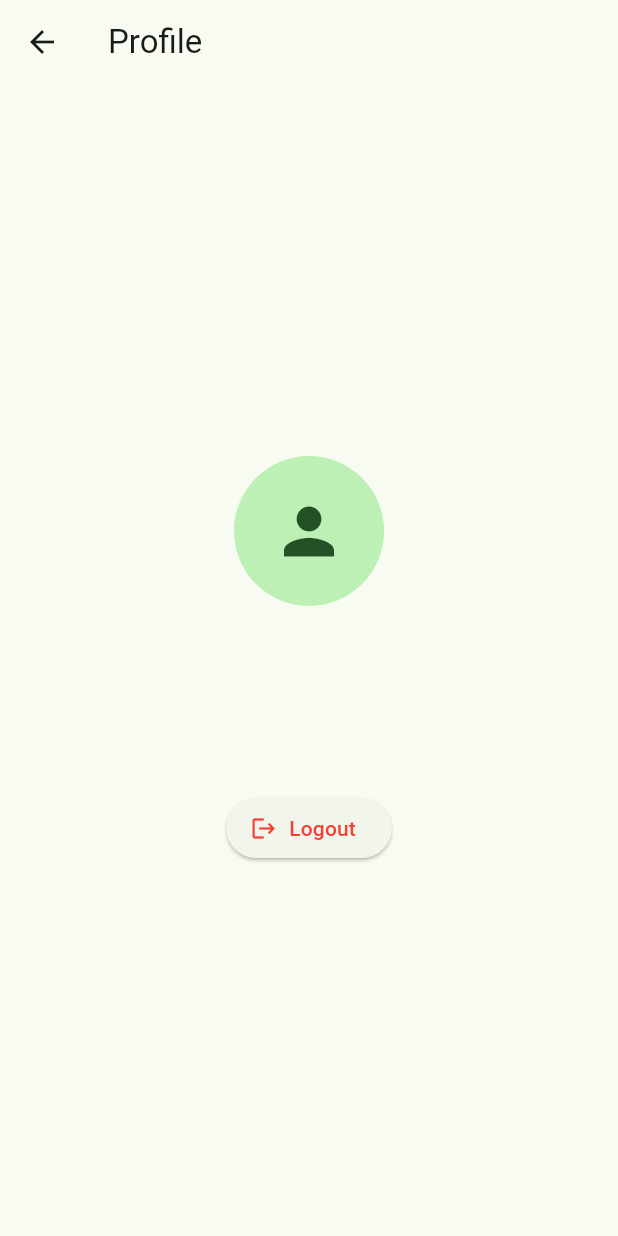
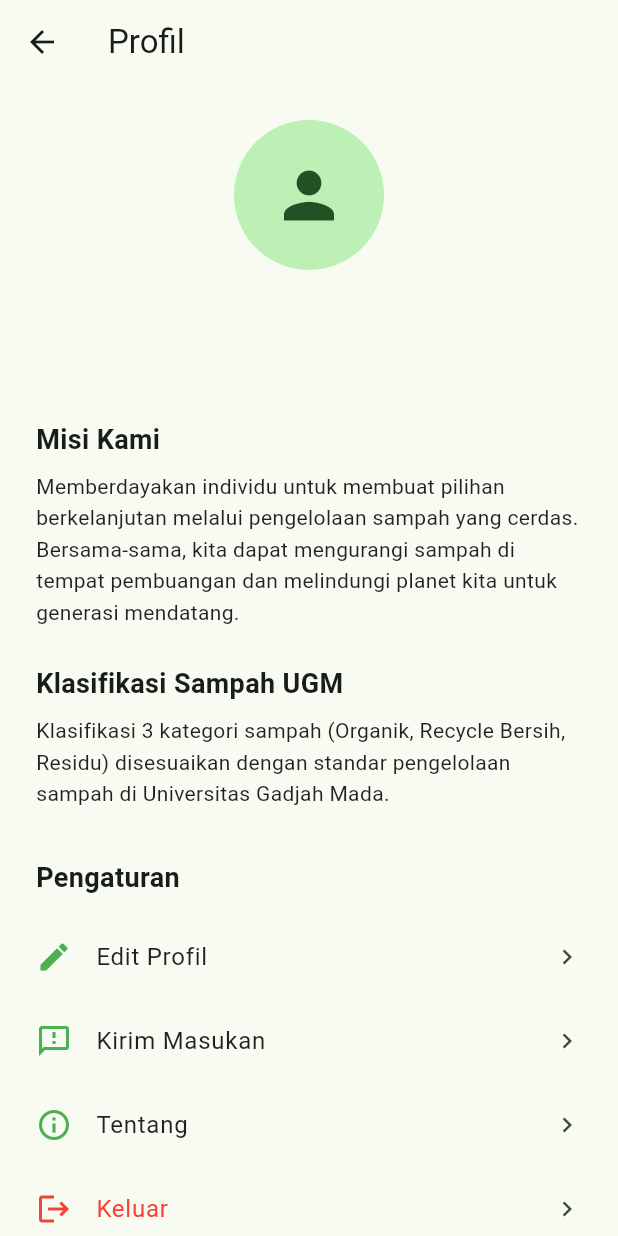
Before and after one commit to khrlanamm/gamaresik, a Flutter app: the HomeView screen opened directly, after a tap on the "person" icon, on a phone screen of 412 x 824 dp. Run offline on Flutter 3.47's test engine with Material 3 defaults, Android fonts, the light colour scheme and no system bars; our stand-ins replace camera, cloud_firestore, firebase_auth, firebase_core, google_sign_in; accounts and stored records are empty.

Commit message:
Update app flow to force login, add onboarding, and redesign Home/Profile UI with statistics

```diff
--- a/lib/services/firebase_service.dart
+++ b/lib/services/firebase_service.dart
@@ -42,4 +42,42 @@ class FirebaseService {
       'timestamp': FieldValue.serverTimestamp(),
     });
   }
+
+  Future<int> getClassificationCount() async {
+    if (currentUser == null) return 0;
+
+    final snapshot = await _firestore
+        .collection('users')
+        .doc(currentUser!.uid)
+        .collection('classifications')
+        .count()
+        .get();
+
+    return snapshot.count ?? 0;
+  }
+
+  Future<Map<String, int>> getCategoryCounts() async {
+    if (currentUser == null) return {};
+
+    final snapshot = await _firestore
+        .collection('users')
+        .doc(currentUser!.uid)
+        .collection('classifications')
+        .get();
+
+    Map<String, int> counts = {
+      'Organik Terpilah': 0,
+      'Recycle Bersih': 0,
+      'Residu Terpilah': 0,
+    };
+
+    for (var doc in snapshot.docs) {
+      final result = doc.data()['result'] as String?;
+      if (result != null && counts.containsKey(result)) {
+        counts[result] = (counts[result] ?? 0) + 1;
+      }
+    }
+
+    return counts;
+  }
 }
--- /dev/null
+++ b/lib/viewmodels/home_viewmodel.dart
@@ -0,0 +1,31 @@
+import 'package:flutter/material.dart';
+import '../services/firebase_service.dart';
+
+class HomeViewModel extends ChangeNotifier {
+  final FirebaseService _firebaseService = FirebaseService();
+  int _totalScanned = 0;
+  Map<String, int> _categoryCounts = {
+    'Organik Terpilah': 0,
+    'Recycle Bersih': 0,
+    'Residu Terpilah': 0,
+  };
+  final List<int> _targets = [50, 100, 1000, 10000, 50000, 100000];
+
+  int get totalScanned => _totalScanned;
+  Map<String, int> get categoryCounts => _categoryCounts;
+
+  int get nextTarget {
+    for (int target in _targets) {
+      if (_totalScanned < target) {
+        return target;
+      }
+    }
+    return _targets.last;
+  }
+
+  Future<void> fetchTotalScanned() async {
+    _totalScanned = await _firebaseService.getClassificationCount();
+    _categoryCounts = await _firebaseService.getCategoryCounts();
+    notifyListeners();
+  }
+}
--- a/lib/views/auth/auth_view.dart
+++ b/lib/views/auth/auth_view.dart
@@ -1,6 +1,7 @@
 import 'package:flutter/material.dart';
 import 'package:provider/provider.dart';
 import '../../viewmodels/auth_viewmodel.dart';
+import 'onboarding_view.dart';
 
 class AuthView extends StatelessWidget {
   const AuthView({super.key});
@@ -30,7 +31,10 @@ class AuthView extends StatelessWidget {
                     onPressed: () async {
                       final success = await viewModel.signInWithGoogle();
                       if (success && context.mounted) {
-                        Navigator.pop(context); // Go back to Home
+                        Navigator.pushReplacement(
+                          context,
+                          MaterialPageRoute(builder: (context) => const OnboardingView()),
+                        );
                       } else if (!success && context.mounted) {
                         ScaffoldMessenger.of(context).showSnackBar(
                           const SnackBar(content: Text('Login failed. Please try again.')),
--- a/lib/views/home/home_view.dart
+++ b/lib/views/home/home_view.dart
@@ -1,23 +1,36 @@
 import 'package:flutter/material.dart';
 import 'package:provider/provider.dart';
 import '../../viewmodels/auth_viewmodel.dart';
-import '../auth/auth_view.dart';
+import '../../viewmodels/home_viewmodel.dart';
 import '../scan/scan_view.dart';
 import '../profile/profile_view.dart';
+import 'learn_tips_view.dart';
 
-class HomeView extends StatelessWidget {
+class HomeView extends StatefulWidget {
   const HomeView({super.key});
+
+  @override
+  State<HomeView> createState() => _HomeViewState();
+}
+
+class _HomeViewState extends State<HomeView> {
+  @override
+  void initState() {
+    super.initState();
+    WidgetsBinding.instance.addPostFrameCallback((_) {
+      context.read<HomeViewModel>().fetchTotalScanned();
+    });
+  }
 
   @override
   Widget build(BuildContext context) {
     final authViewModel = context.watch<AuthViewModel>();
-    final isLoggedIn = authViewModel.user != null;
+    final homeViewModel = context.watch<HomeViewModel>();
 
     return Scaffold(
       appBar: AppBar(
         title: const Text('GamaWaste'),
         actions: [
-          if (isLoggedIn)
           IconButton(
             icon: CircleAvatar(
               backgroundImage: authViewModel.user?.photoURL != null
@@ -33,105 +46,68 @@ class HomeView extends StatelessWidget {
                 MaterialPageRoute(builder: (context) => const ProfileView()),
               );
             },
-            )
-          else
-            TextButton(
-              onPressed: () {
-                Navigator.push(
-                  context,
-                  MaterialPageRoute(builder: (context) => const AuthView()),
-                );
-              },
-              child: const Text('Login'),
           ),
         ],
       ),
       body: SingleChildScrollView(
-        padding: const EdgeInsets.all(16.0),
+        padding: const EdgeInsets.all(24.0),
         child: Column(
-          crossAxisAlignment: CrossAxisAlignment.start,
+          crossAxisAlignment: CrossAxisAlignment.center,
           children: [
-            const Text(
-              'Waste Categories (UGM)',
-              style: TextStyle(fontSize: 22, fontWeight: FontWeight.bold),
-            ),
+            const SizedBox(height: 20),
+            _buildStatCard('Total Scanned', homeViewModel.totalScanned.toString(), Colors.green),
             const SizedBox(height: 16),
-            _buildCategoryCard(
-              context,
-              'Organik Terpilah',
-              'Sisa makanan, dedaunan, dan bahan organik lainnya.',
-              Colors.green.shade100,
-              Icons.eco,
-            ),
-            _buildCategoryCard(
-              context,
-              'Recycle Bersih Terpilah',
-              'Plastik, kertas, botol, dan material daur ulang yang bersih.',
-              Colors.blue.shade100,
-              Icons.recycling,
-            ),
-            _buildCategoryCard(
-              context,
-              'Residu Terpilah',
-              'Sampah yang tidak dapat didaur ulang maupun dikompos.',
-              Colors.grey.shade300,
-              Icons.delete_outline,
-            ),
-            const SizedBox(height: 32),
-            if (!isLoggedIn)
-              Center(
-                child: Column(
-                  children: [
-                    const Text('Want to help classify?'),
-                    const SizedBox(height: 8),
-                    ElevatedButton(
-                      onPressed: () {
-                        Navigator.push(
-                          context,
-                          MaterialPageRoute(builder: (context) => const AuthView()),
-                        );
-                      },
-                      child: const Text('Login to Scan'),
-                    ),
-                  ],
+            _buildStatCard('Next Target', homeViewModel.nextTarget.toString(), Colors.orange),
+            const SizedBox(height: 24),
+            const Align(
+              alignment: Alignment.centerLeft,
+              child: Text(
+                'Breakdown per Kategori',
+                style: TextStyle(fontSize: 18, fontWeight: FontWeight.bold),
               ),
             ),
-          ],
-        ),
-      ),
-      floatingActionButton: isLoggedIn
-          ? FloatingActionButton.extended(
+            const SizedBox(height: 12),
+            _buildCategoryStatRow('Organik Terpilah', homeViewModel.categoryCounts['Organik Terpilah'] ?? 0, Colors.green),
+            _buildCategoryStatRow('Recycle Bersih', homeViewModel.categoryCounts['Recycle Bersih'] ?? 0, Colors.blue),
+            _buildCategoryStatRow('Residu Terpilah', homeViewModel.categoryCounts['Residu Terpilah'] ?? 0, Colors.grey),
+            const SizedBox(height: 40),
+            SizedBox(
+              width: double.infinity,
+              height: 60,
+              child: ElevatedButton.icon(
                 onPressed: () {
                   Navigator.push(
                     context,
                     MaterialPageRoute(builder: (context) => const ScanView()),
                   );
                 },
-              label: const Text('Scan Trash'),
                 icon: const Icon(Icons.camera_alt),
-            )
-          : null,
+                label: const Text('Scan Sampah', style: TextStyle(fontSize: 18)),
+                style: ElevatedButton.styleFrom(
+                  backgroundColor: Colors.green,
+                  foregroundColor: Colors.white,
+                  shape: RoundedRectangleBorder(borderRadius: BorderRadius.circular(12)),
+                ),
+              ),
+            ),
+            const SizedBox(height: 16),
+            SizedBox(
+              width: double.infinity,
+              height: 60,
+              child: OutlinedButton.icon(
+                onPressed: () {
+                  Navigator.push(
+                    context,
+                    MaterialPageRoute(builder: (context) => const LearnTipsView()),
                   );
-  }
-
-  Widget _buildCategoryCard(BuildContext context, String title, String description, Color color, IconData icon) {
-    return Card(
-      color: color,
-      margin: const EdgeInsets.only(bottom: 12),
-      child: Padding(
-        padding: const EdgeInsets.all(16.0),
-        child: Row(
-          children: [
-            Icon(icon, size: 40, color: Colors.black54),
-            const SizedBox(width: 16),
-            Expanded(
-              child: Column(
-                crossAxisAlignment: CrossAxisAlignment.start,
-                children: [
-                  Text(title, style: const TextStyle(fontSize: 18, fontWeight: FontWeight.bold)),
-                  const SizedBox(height: 4),
-                  Text(description),
-                ],
+                },
+                icon: const Icon(Icons.lightbulb_outline),
+                label: const Text('Pelajari', style: TextStyle(fontSize: 18)),
+                style: OutlinedButton.styleFrom(
+                  foregroundColor: Colors.green,
+                  side: const BorderSide(color: Colors.green, width: 2),
+                  shape: RoundedRectangleBorder(borderRadius: BorderRadius.circular(12)),
+                ),
               ),
             ),
           ],
@@ -139,4 +115,55 @@ class HomeView extends StatelessWidget {
       ),
     );
   }
+
+  Widget _buildCategoryStatRow(String label, int value, Color color) {
+    return Padding(
+      padding: const EdgeInsets.only(bottom: 8.0),
+      child: Row(
+        mainAxisAlignment: MainAxisAlignment.spaceBetween,
+        children: [
+          Row(
+            children: [
+              Container(
+                width: 12,
+                height: 12,
+                decoration: BoxDecoration(color: color, shape: BoxShape.circle),
+              ),
+              const SizedBox(width: 8),
+              Text(label, style: const TextStyle(fontSize: 16)),
+            ],
+          ),
+          Text(
+            value.toString(),
+            style: const TextStyle(fontSize: 16, fontWeight: FontWeight.bold),
+          ),
+        ],
+      ),
+    );
   }
+
+  Widget _buildStatCard(String label, String value, Color color) {
+    return Container(
+      width: double.infinity,
+      padding: const EdgeInsets.all(24),
+      decoration: BoxDecoration(
+        color: color.withOpacity(0.1),
+        borderRadius: BorderRadius.circular(16),
+        border: Border.all(color: color.withOpacity(0.3)),
+      ),
+      child: Column(
+        children: [
+          Text(
+            label,
+            style: TextStyle(fontSize: 16, fontWeight: FontWeight.w500, color: color),
+          ),
+          const SizedBox(height: 8),
+          Text(
+            value,
+            style: TextStyle(fontSize: 48, fontWeight: FontWeight.bold, color: color),
+          ),
+        ],
+      ),
+    );
+  }
+}
--- a/lib/views/profile/profile_view.dart
+++ b/lib/views/profile/profile_view.dart
@@ -11,42 +11,89 @@ class ProfileView extends StatelessWidget {
     final user = viewModel.user;
 
     return Scaffold(
-      appBar: AppBar(title: const Text('Profile')),
-      body: Center(
-        child: user == null
-            ? const Text('Not logged in')
-            : Column(
-                mainAxisAlignment: MainAxisAlignment.center,
+      appBar: AppBar(title: const Text('Profil')),
+      body: SingleChildScrollView(
+        padding: const EdgeInsets.all(24.0),
+        child: Column(
+          crossAxisAlignment: CrossAxisAlignment.center,
           children: [
             CircleAvatar(
               radius: 50,
-                    backgroundImage: user.photoURL != null ? NetworkImage(user.photoURL!) : null,
-                    child: user.photoURL == null ? const Icon(Icons.person, size: 50) : null,
+              backgroundImage: user?.photoURL != null ? NetworkImage(user!.photoURL!) : null,
+              child: user?.photoURL == null ? const Icon(Icons.person, size: 50) : null,
             ),
             const SizedBox(height: 16),
             Text(
-                    user.displayName ?? 'No Name',
+              user?.displayName ?? 'Pengguna',
               style: const TextStyle(fontSize: 22, fontWeight: FontWeight.bold),
             ),
-                  const SizedBox(height: 8),
-                  Text(user.email ?? 'No Email'),
-                  const SizedBox(height: 48),
-                  ElevatedButton.icon(
-                    onPressed: () async {
+            Text(user?.email ?? '', style: const TextStyle(color: Colors.grey)),
+            const SizedBox(height: 32),
+
+            _buildSection(
+              'Misi Kami',
+              'Memberdayakan individu untuk membuat pilihan berkelanjutan melalui pengelolaan sampah yang cerdas. Bersama-sama, kita dapat mengurangi sampah di tempat pembuangan dan melindungi planet kita untuk generasi mendatang.',
+            ),
+
+            const SizedBox(height: 24),
+
+            _buildSection(
+              'Klasifikasi Sampah UGM',
+              'Klasifikasi 3 kategori sampah (Organik, Recycle Bersih, Residu) disesuaikan dengan standar pengelolaan sampah di Universitas Gadjah Mada.',
+            ),
+
+            const SizedBox(height: 32),
+
+            const Align(
+              alignment: Alignment.centerLeft,
+              child: Text(
+                'Pengaturan',
+                style: TextStyle(fontSize: 18, fontWeight: FontWeight.bold),
+              ),
+            ),
+            const SizedBox(height: 12),
+            _buildSettingItem(Icons.edit, 'Edit Profil', () {}),
+            _buildSettingItem(Icons.feedback_outlined, 'Kirim Masukan', () {}),
+            _buildSettingItem(Icons.info_outline, 'Tentang', () {}),
+            _buildSettingItem(Icons.logout, 'Keluar', () async {
               await viewModel.signOut();
               if (context.mounted) {
-                        Navigator.pop(context);
+                Navigator.popUntil(context, (route) => route.isFirst);
               }
-                    },
-                    icon: const Icon(Icons.logout),
-                    label: const Text('Logout'),
-                    style: ElevatedButton.styleFrom(
-                      foregroundColor: Colors.red,
-                    ),
-                  ),
+            }, isDestructive: true),
           ],
         ),
       ),
     );
   }
+
+  Widget _buildSection(String title, String content) {
+    return Column(
+      crossAxisAlignment: CrossAxisAlignment.start,
+      children: [
+        Text(
+          title,
+          style: const TextStyle(fontSize: 18, fontWeight: FontWeight.bold),
+        ),
+        const SizedBox(height: 8),
+        Text(
+          content,
+          style: const TextStyle(fontSize: 14, color: Colors.black87, height: 1.5),
+        ),
+      ],
+    );
   }
+
+  Widget _buildSettingItem(IconData icon, String title, VoidCallback onTap, {bool isDestructive = false}) {
+    return ListTile(
+      leading: Icon(icon, color: isDestructive ? Colors.red : Colors.green),
+      title: Text(
+        title,
+        style: TextStyle(color: isDestructive ? Colors.red : Colors.black87),
+      ),
+      trailing: const Icon(Icons.chevron_right, size: 20),
+      onTap: onTap,
+      contentPadding: EdgeInsets.zero,
+    );
+  }
+}
```
Also changed, not shown: lib/main.dart (+18 -3 lines), lib/views/auth/onboarding_view.dart (added, +148 -0 lines), lib/views/home/learn_tips_view.dart (added, +74 -0 lines). Lines whose indentation alone changed are shown as unchanged.
